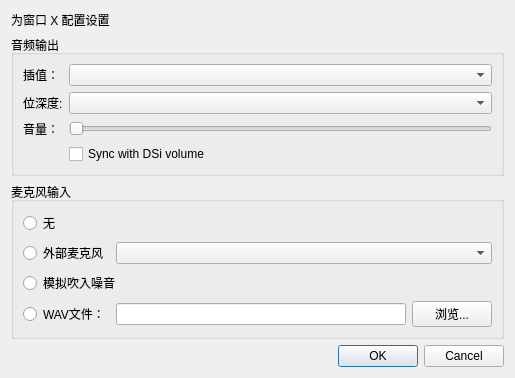
First picture: the form in src/frontend/qt_sdl/AudioSettingsDialog.ui, repository melonDS-emu/melonDS, before the edit.
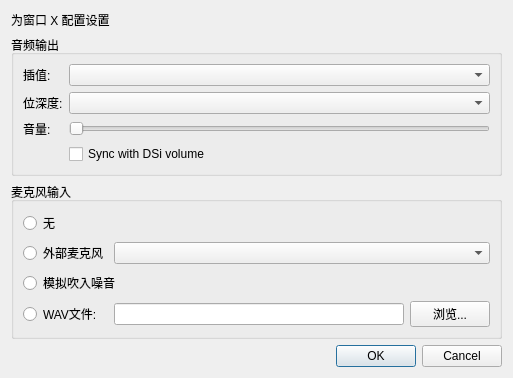
Second picture: the form after the edit. Custom widgets are drawn as their Qt base class.

Patch:
```diff
--- a/src/frontend/qt_sdl/AudioSettingsDialog.ui
+++ b/src/frontend/qt_sdl/AudioSettingsDialog.ui
@@ -39,7 +39,7 @@
       <item row="2" column="0">
        <widget class="QLabel" name="label">
         <property name="text">
-         <string>音量：</string>
+         <string>音量:</string>
         </property>
        </widget>
       </item>
@@ -72,7 +72,7 @@
       <item row="0" column="0">
        <widget class="QLabel" name="label_2">
         <property name="text">
-         <string>插值：</string>
+         <string>插值:</string>
         </property>
        </widget>
       </item>
@@ -125,7 +125,7 @@
          <string>&lt;html&gt;&lt;head/&gt;&lt;body&gt;&lt;p&gt;将 WAV 文件转发到模拟麦克风。&lt;/p&gt;&lt;p&gt;按住麦克风热键可激活此输入模式（请参阅控制和热键）。&lt;/p&gt;&lt;/body&gt;&lt;/html&gt;</string>
         </property>
         <property name="text">
-         <string>WAV文件：</string>
+         <string>WAV文件:</string>
         </property>
        </widget>
       </item>
```
Left out of the diff: 14 changed lines with no effect on the pictures.
